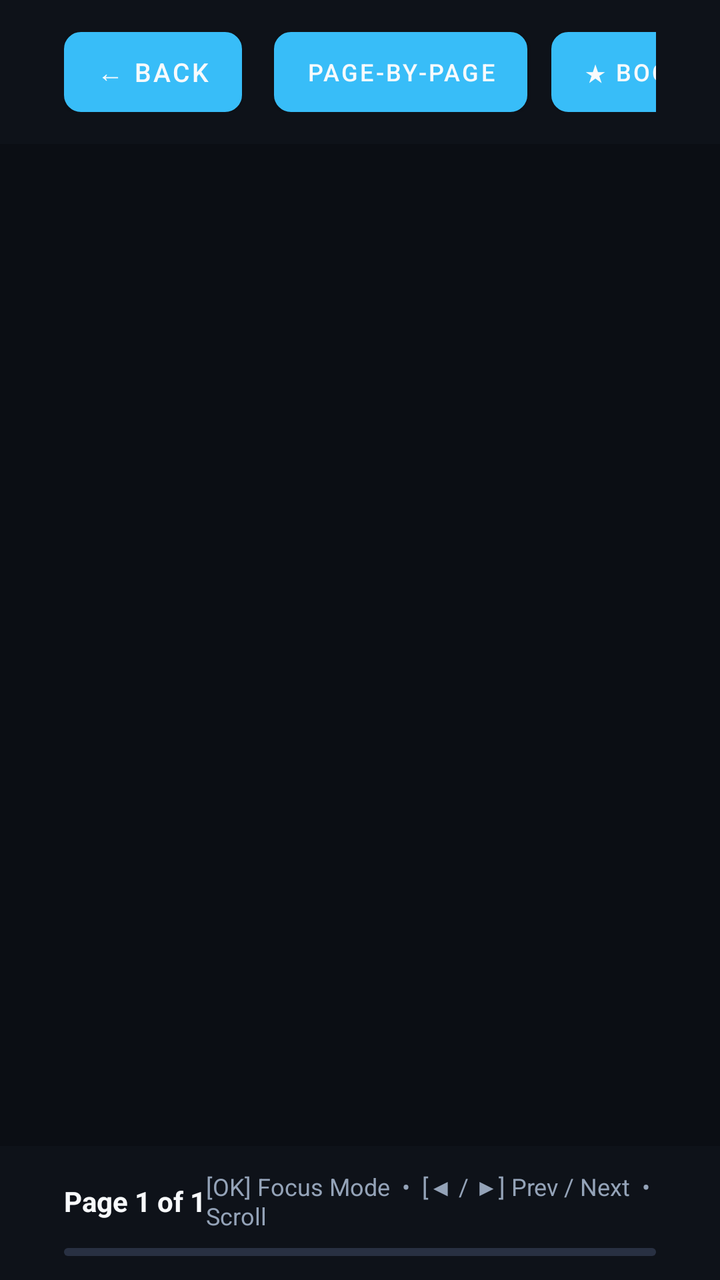
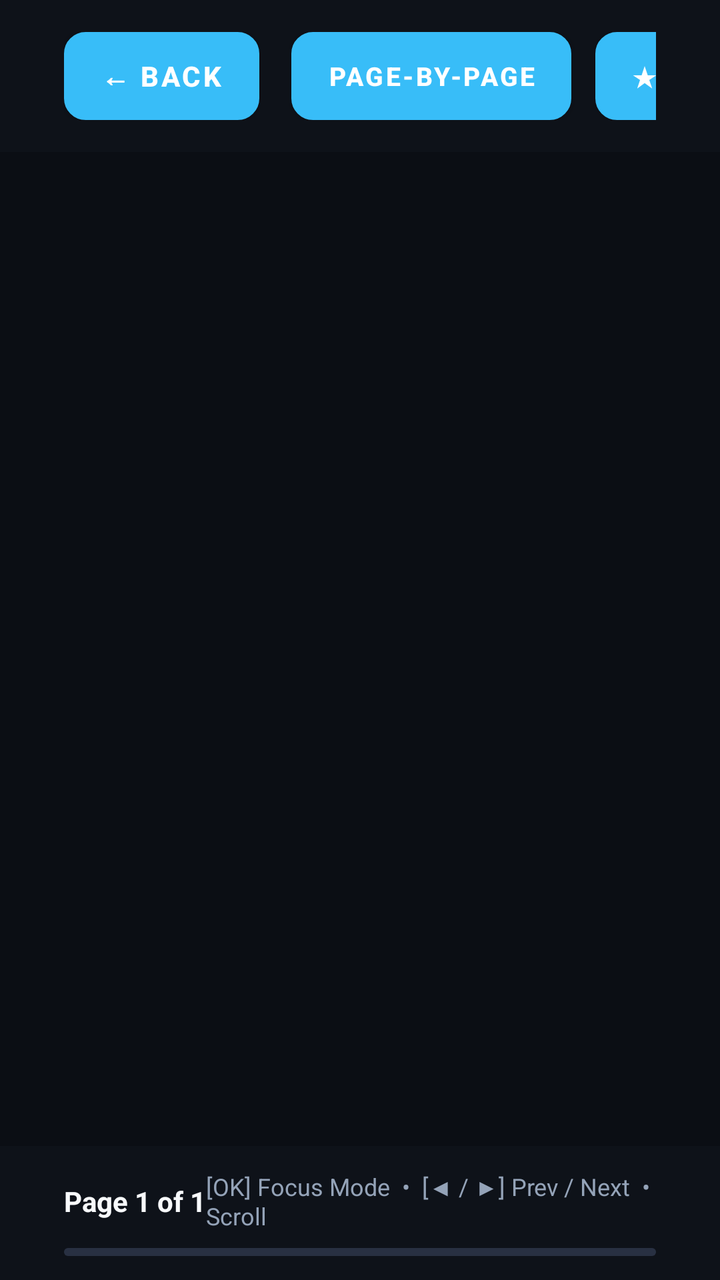

Compare the two renders of this Android layout. The source of the first and the diff that turns it into the second are given below.
<!-- AndroidManifest.xml: application theme Theme.TvReader -->
<!-- res/layout/activity_reader.xml -->
<?xml version="1.0" encoding="utf-8"?>
<FrameLayout xmlns:android="http://schemas.android.com/apk/res/android"
    xmlns:app="http://schemas.android.com/apk/res-auto"
    xmlns:tools="http://schemas.android.com/tools"
    android:id="@+id/readerRoot"
    android:layout_width="match_parent"
    android:layout_height="match_parent"
    android:background="@color/bg_main"
    android:focusable="true">

    
    <androidx.viewpager2.widget.ViewPager2
        android:id="@+id/vpReaderPaged"
        android:layout_width="match_parent"
        android:layout_height="match_parent"
        android:orientation="horizontal"
        android:visibility="visible" />

    
    <androidx.recyclerview.widget.RecyclerView
        android:id="@+id/rvReaderContinuous"
        android:layout_width="match_parent"
        android:layout_height="match_parent"
        android:visibility="gone"
        android:scrollbars="vertical"
        android:scrollbarThumbVertical="@color/accent_blue" />

    
    <ProgressBar
        android:id="@+id/docLoadingIndicator"
        android:layout_width="64dp"
        android:layout_height="64dp"
        android:layout_gravity="center"
        android:indeterminateTint="@color/accent_blue"
        android:visibility="gone" />

    
    <LinearLayout
        android:id="@+id/topToolbar"
        android:layout_width="match_parent"
        android:layout_height="wrap_content"
        android:layout_gravity="top"
        android:background="@color/overlay_toolbar"
        android:orientation="horizontal"
        android:gravity="center_vertical"
        android:paddingStart="32dp"
        android:paddingEnd="32dp"
        android:paddingTop="16dp"
        android:paddingBottom="16dp">

        <Button
            android:id="@+id/btnBack"
            android:layout_width="wrap_content"
            android:layout_height="40dp"
            android:text="← Back"
            android:textColor="@color/text_primary"
            android:textSize="13sp"
            android:background="@drawable/focus_button_bg"
            android:paddingStart="16dp"
            android:paddingEnd="16dp"
            android:focusable="true"
            android:layout_marginEnd="16dp" />

        <TextView
            android:id="@+id/tvDocTitle"
            android:layout_width="0dp"
            android:layout_height="wrap_content"
            android:layout_weight="1"
            android:text="Document Title"
            android:textColor="@color/text_primary"
            android:textSize="18sp"
            android:textStyle="bold"
            android:maxLines="1"
            android:ellipsize="end" />

        
        <Button
            android:id="@+id/btnToggleMode"
            android:layout_width="wrap_content"
            android:layout_height="40dp"
            android:text="@string/mode_paged"
            android:textColor="@color/text_primary"
            android:textSize="12sp"
            android:background="@drawable/focus_button_bg"
            android:paddingStart="16dp"
            android:paddingEnd="16dp"
            android:focusable="true"
            android:layout_marginEnd="12dp" />

        
        <Button
            android:id="@+id/btnToggleBookmark"
            android:layout_width="wrap_content"
            android:layout_height="40dp"
            android:text="★ Bookmark"
            android:textColor="@color/text_primary"
            android:textSize="12sp"
            android:background="@drawable/focus_button_bg"
            android:paddingStart="16dp"
            android:paddingEnd="16dp"
            android:focusable="true"
            android:layout_marginEnd="12dp" />

        
        <Button
            android:id="@+id/btnOpenToc"
            android:layout_width="wrap_content"
            android:layout_height="40dp"
            android:text="☰ TOC / Marks"
            android:textColor="@color/text_primary"
            android:textSize="12sp"
            android:background="@drawable/focus_button_bg"
            android:paddingStart="16dp"
            android:paddingEnd="16dp"
            android:focusable="true" />
    </LinearLayout>

    
    <LinearLayout
        android:id="@+id/bottomToolbar"
        android:layout_width="match_parent"
        android:layout_height="wrap_content"
        android:layout_gravity="bottom"
        android:background="@color/overlay_toolbar"
        android:orientation="vertical"
        android:paddingStart="32dp"
        android:paddingEnd="32dp"
        android:paddingTop="12dp"
        android:paddingBottom="12dp">

        <LinearLayout
            android:layout_width="match_parent"
            android:layout_height="wrap_content"
            android:orientation="horizontal"
            android:gravity="center_vertical">

            <TextView
                android:id="@+id/tvPageIndicator"
                android:layout_width="wrap_content"
                android:layout_height="wrap_content"
                android:text="Page 1 of 1"
                android:textColor="@color/text_primary"
                android:textSize="14sp"
                android:textStyle="bold" />

            <View
                android:layout_width="0dp"
                android:layout_height="1dp"
                android:layout_weight="1" />

            <TextView
                android:id="@+id/tvRemoteTip"
                android:layout_width="wrap_content"
                android:layout_height="wrap_content"
                android:text="[OK] Focus Mode  •  [◀ / ▶] Prev / Next  •  [▲ / ▼] Scroll"
                android:textColor="@color/text_secondary"
                android:textSize="12sp" />
        </LinearLayout>

        <ProgressBar
            android:id="@+id/readerProgressBar"
            style="@android:style/Widget.ProgressBar.Horizontal"
            android:layout_width="match_parent"
            android:layout_height="4dp"
            android:layout_marginTop="8dp"
            android:max="100"
            android:progressBackgroundTint="@color/progress_track"
            android:progressTint="@color/progress_indicator" />
    </LinearLayout>

    
    <LinearLayout
        android:id="@+id/drawerLayout"
        android:layout_width="380dp"
        android:layout_height="match_parent"
        android:layout_gravity="end"
        android:background="@color/overlay_drawer"
        android:orientation="vertical"
        android:padding="24dp"
        android:visibility="gone"
        android:elevation="16dp"
        android:clickable="true"
        android:focusable="true">

        <LinearLayout
            android:layout_width="match_parent"
            android:layout_height="wrap_content"
            android:orientation="horizontal"
            android:gravity="center_vertical"
            android:layout_marginBottom="16dp">

            <TextView
                android:layout_width="0dp"
                android:layout_height="wrap_content"
                android:layout_weight="1"
                android:text="@string/toc"
                android:textColor="@color/text_primary"
                android:textSize="20sp"
                android:textStyle="bold" />

            <Button
                android:id="@+id/btnCloseDrawer"
                android:layout_width="wrap_content"
                android:layout_height="36dp"
                android:text="✕ Close"
                android:textColor="@color/text_secondary"
                android:textSize="12sp"
                android:background="@drawable/focus_button_bg"
                android:paddingStart="12dp"
                android:paddingEnd="12dp"
                android:focusable="true" />
        </LinearLayout>

        
        <TextView
            android:layout_width="wrap_content"
            android:layout_height="wrap_content"
            android:text="@string/bookmarks"
            android:textColor="@color/accent_amber"
            android:textSize="13sp"
            android:textStyle="bold"
            android:layout_marginBottom="8dp" />

        <androidx.recyclerview.widget.RecyclerView
            android:id="@+id/rvBookmarks"
            android:layout_width="match_parent"
            android:layout_height="140dp"
            android:layout_marginBottom="16dp"
            android:scrollbars="vertical" />

        <TextView
            android:id="@+id/tvNoBookmarks"
            android:layout_width="match_parent"
            android:layout_height="60dp"
            android:text="@string/no_bookmarks"
            android:textColor="@color/text_muted"
            android:textSize="12sp"
            android:gravity="center"
            android:visibility="gone" />

        
        <TextView
            android:layout_width="wrap_content"
            android:layout_height="wrap_content"
            android:text="Pages / Chapters"
            android:textColor="@color/text_secondary"
            android:textSize="13sp"
            android:textStyle="bold"
            android:layout_marginBottom="8dp" />

        <androidx.recyclerview.widget.RecyclerView
            android:id="@+id/rvPageList"
            android:layout_width="match_parent"
            android:layout_height="0dp"
            android:layout_weight="1"
            android:scrollbars="vertical" />
    </LinearLayout>

</FrameLayout>
<!-- resources referenced by this layout -->
<resources>
  <color name="accent_amber">#FBBF24</color>
  <color name="accent_blue">#38BDF8</color>
  <color name="bg_main">#0B0E14</color>
  <color name="overlay_drawer">#F20D1117</color>
  <color name="overlay_toolbar">#E60F131A</color>
  <color name="progress_indicator">#38BDF8</color>
  <color name="progress_track">#283042</color>
  <color name="text_muted">#64748B</color>
  <color name="text_primary">#F8FAFC</color>
  <color name="text_secondary">#94A3B8</color>
  <!-- drawable focus_button_bg (drawable) -->
  <?xml version="1.0" encoding="utf-8"?>
  <selector xmlns:android="http://schemas.android.com/apk/res/android">
      <item android:state_focused="true">
          <shape android:shape="rectangle">
              <solid android:color="@color/accent_blue" />
              <stroke android:width="2dp" android:color="#FFFFFF" />
              <corners android:radius="8dp" />
          </shape>
      </item>
      <item>
          <shape android:shape="rectangle">
              <solid android:color="@color/bg_surface_elevated" />
              <stroke android:width="1dp" android:color="@color/border_subtle" />
              <corners android:radius="8dp" />
          </shape>
      </item>
  </selector>
  <string name="bookmarks">Bookmarks</string>
  <string name="mode_paged">Page-by-Page</string>
  <string name="no_bookmarks">No bookmarks saved for this document.</string>
  <string name="toc">Table of Contents</string>
  <style name="Theme.TvReader" parent="Theme.MaterialComponents.NoActionBar">
          
          <item name="android:windowBackground">@color/bg_main</item>
          <item name="android:statusBarColor">@color/bg_main</item>
          <item name="android:navigationBarColor">@color/bg_main</item>
          <item name="android:windowNoTitle">true</item>
          <item name="android:windowFullscreen">true</item>
  
          
          <item name="colorPrimary">@color/accent_blue</item>
          <item name="colorSecondary">@color/accent_teal</item>
          <item name="colorSurface">@color/bg_surface</item>
          <item name="colorOnSurface">@color/text_primary</item>
          <item name="colorOnPrimary">@color/bg_main</item>
  
          
          <item name="android:defaultFocusHighlightEnabled">false</item>
      </style>
  <color name="bg_surface_elevated">#1E2330</color>
  <color name="border_subtle">#2A3245</color>
  <color name="accent_teal">#2DD4BF</color>
  <color name="bg_surface">#151922</color>
</resources>

<!-- the commit's change to res/layout/activity_reader.xml (unified diff, before → after) -->
@@ -51,13 +51,14 @@
         <Button
             android:id="@+id/btnBack"
             android:layout_width="wrap_content"
-            android:layout_height="40dp"
+            android:layout_height="44dp"
             android:text="← Back"
-            android:textColor="@color/text_primary"
-            android:textSize="13sp"
-            android:background="@drawable/focus_button_bg"
-            android:paddingStart="16dp"
-            android:paddingEnd="16dp"
+            android:textColor="@color/btn_focus_text_color"
+            android:textSize="14sp"
+            android:textStyle="bold"
+            android:background="@drawable/focus_button_bg"
+            android:paddingStart="18dp"
+            android:paddingEnd="18dp"
             android:focusable="true"
             android:layout_marginEnd="16dp" />
 
@@ -67,7 +68,7 @@
             android:layout_height="wrap_content"
             android:layout_weight="1"
             android:text="Document Title"
-            android:textColor="@color/text_primary"
+            android:textColor="#FFFFFF"
             android:textSize="18sp"
             android:textStyle="bold"
             android:maxLines="1"
@@ -77,13 +78,14 @@
         <Button
             android:id="@+id/btnToggleMode"
             android:layout_width="wrap_content"
-            android:layout_height="40dp"
+            android:layout_height="44dp"
             android:text="@string/mode_paged"
-            android:textColor="@color/text_primary"
-            android:textSize="12sp"
-            android:background="@drawable/focus_button_bg"
-            android:paddingStart="16dp"
-            android:paddingEnd="16dp"
+            android:textColor="@color/btn_focus_text_color"
+            android:textSize="13sp"
+            android:textStyle="bold"
+            android:background="@drawable/focus_button_bg"
+            android:paddingStart="18dp"
+            android:paddingEnd="18dp"
             android:focusable="true"
             android:layout_marginEnd="12dp" />
 
@@ -91,13 +93,14 @@
         <Button
             android:id="@+id/btnToggleBookmark"
             android:layout_width="wrap_content"
-            android:layout_height="40dp"
+            android:layout_height="44dp"
             android:text="★ Bookmark"
-            android:textColor="@color/text_primary"
-            android:textSize="12sp"
-            android:background="@drawable/focus_button_bg"
-            android:paddingStart="16dp"
-            android:paddingEnd="16dp"
+            android:textColor="@color/btn_focus_text_color"
+            android:textSize="13sp"
+            android:textStyle="bold"
+            android:background="@drawable/focus_button_bg"
+            android:paddingStart="18dp"
+            android:paddingEnd="18dp"
             android:focusable="true"
             android:layout_marginEnd="12dp" />
 
@@ -105,13 +108,14 @@
         <Button
             android:id="@+id/btnOpenToc"
             android:layout_width="wrap_content"
-            android:layout_height="40dp"
+            android:layout_height="44dp"
             android:text="☰ TOC / Marks"
-            android:textColor="@color/text_primary"
-            android:textSize="12sp"
-            android:background="@drawable/focus_button_bg"
-            android:paddingStart="16dp"
-            android:paddingEnd="16dp"
+            android:textColor="@color/btn_focus_text_color"
+            android:textSize="13sp"
+            android:textStyle="bold"
+            android:background="@drawable/focus_button_bg"
+            android:paddingStart="18dp"
+            android:paddingEnd="18dp"
             android:focusable="true" />
     </LinearLayout>
 
<!-- resource entries referenced after the edit -->
@@ -15,16 +15,23 @@
   <selector xmlns:android="http://schemas.android.com/apk/res/android">
       <item android:state_focused="true">
           <shape android:shape="rectangle">
-              <solid android:color="@color/accent_blue" />
-              <stroke android:width="2dp" android:color="#FFFFFF" />
-              <corners android:radius="8dp" />
+              <solid android:color="#38BDF8" />
+              <stroke android:width="3dp" android:color="#FFFFFF" />
+              <corners android:radius="10dp" />
+          </shape>
+      </item>
+      <item android:state_pressed="true">
+          <shape android:shape="rectangle">
+              <solid android:color="#0284C7" />
+              <stroke android:width="3dp" android:color="#FFFFFF" />
+              <corners android:radius="10dp" />
           </shape>
       </item>
       <item>
           <shape android:shape="rectangle">
-              <solid android:color="@color/bg_surface_elevated" />
-              <stroke android:width="1dp" android:color="@color/border_subtle" />
-              <corners android:radius="8dp" />
+              <solid android:color="#1F2937" />
+              <stroke android:width="1.5dp" android:color="#374151" />
+              <corners android:radius="10dp" />
           </shape>
       </item>
   </selector>
@@ -50,8 +57,6 @@
           
           <item name="android:defaultFocusHighlightEnabled">false</item>
       </style>
-  <color name="bg_surface_elevated">#1E2330</color>
-  <color name="border_subtle">#2A3245</color>
   <color name="accent_teal">#2DD4BF</color>
   <color name="bg_surface">#151922</color>
 </resources>
